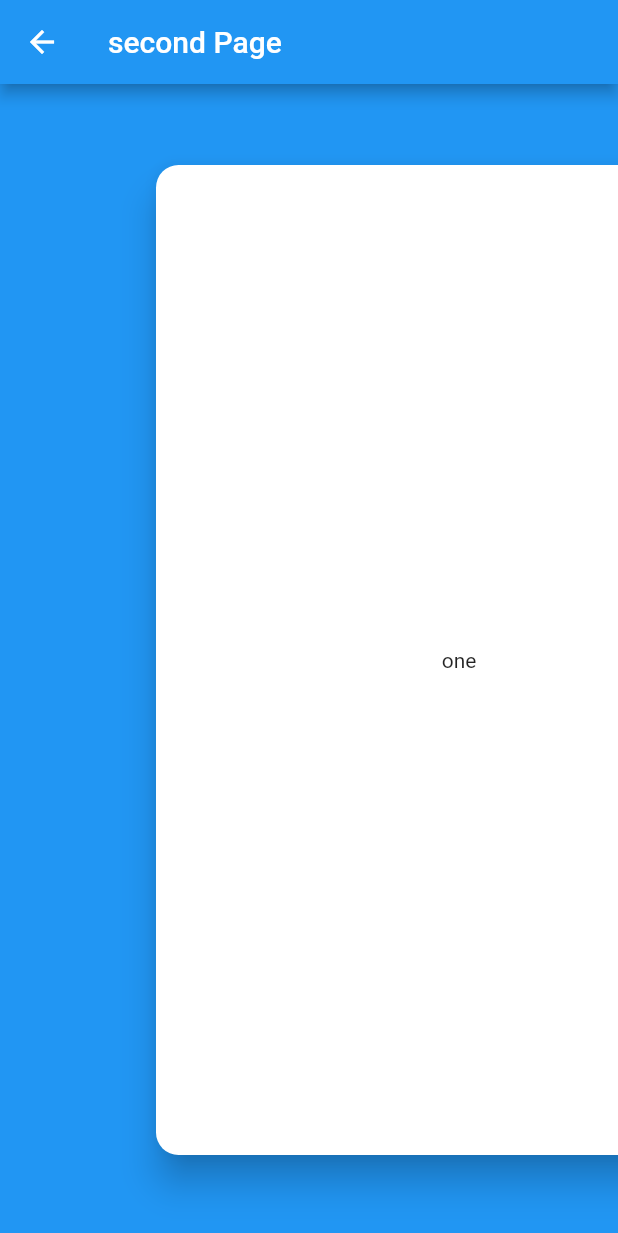
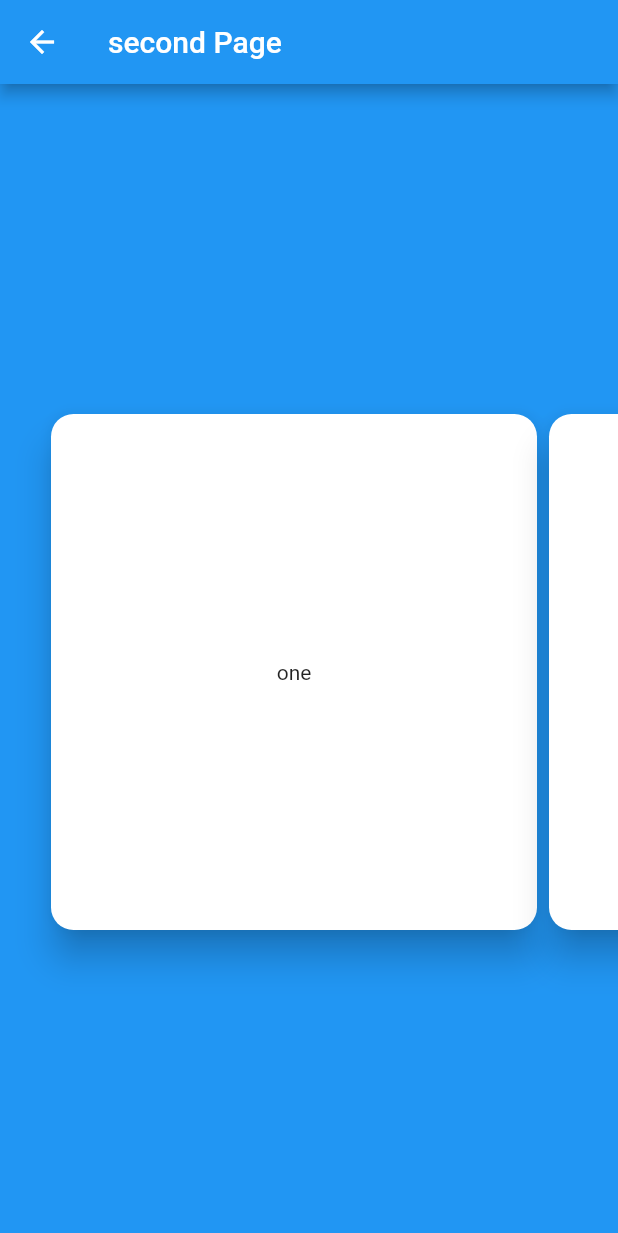
Before and after one commit to reiji012/flutter_demo, a Flutter app: the SecondPage screen opened directly, on a phone screen of 412 x 824 dp. Shown: the top 1233 px of the screen. Run offline on Flutter 3.47's test engine with Material 2 defaults, Android fonts, the phone set to English and light mode, and no system bars.

Commit message:
カードビューの整形

```diff
--- a/flutter_app/lib/SecondPage.dart
+++ b/flutter_app/lib/SecondPage.dart
@@ -1,25 +1,56 @@
+
 import 'package:flutter/material.dart';
 
 class SecondPage extends StatelessWidget {
   var list = ["one", "two", "three", "four"];
 
+  double cardMarginLeft(String item) {
+    double marginLeft = 0;
+    if (item == "one") {
+      marginLeft = 30;
+    }
+    return marginLeft;
+  }
+
+  double cardMarginRight(String item) {
+    double marginRight = 0;
+    if (item == "four") {
+      marginRight = 30;
+    }
+    return marginRight;
+  }
+
   Widget build(BuildContext context) {
 
     final Size size = MediaQuery.of(context).size;
+    double cardHeight = size.height / 2;
+    double cardWidth = size.width - 50;
 
     // TODO: implement build
     return Scaffold(
       appBar: AppBar(title: const Text('second Page')),
       body: Container(
           color: Colors.blue,
+          child: Column(
+            crossAxisAlignment: CrossAxisAlignment.center,
+            children: <Widget>[
+              Container(
+                height: cardHeight / 2,
+              ),
+              Container(
+                height: cardHeight,
                 child: ListView(
+
                   // This next line does the trick.
                   scrollDirection: Axis.horizontal,
                   children: <Widget>[
                     for(var item in list ) Container (
-            margin: EdgeInsets.only(
+                        height: cardHeight,
+                        width: cardWidth,
+                        child: _customCard(item, size)
                     ),
-            child: _customCard(item, size)
+                  ],
+                ),
               ),
             ],
         ),
@@ -31,10 +62,10 @@ class SecondPage extends StatelessWidget {
     return Container (
       width: size.width,
       margin: EdgeInsets.only(
-        top: 50,
-        left: 100,
-        right: 100,
-        bottom: 50
+        top: 10,
+        left: cardMarginLeft(item),
+        right: cardMarginRight(item),
+        bottom: 50,
       ),
       child: Card(
         child: InkWell(
```
Lines whose indentation alone changed are shown as unchanged.
